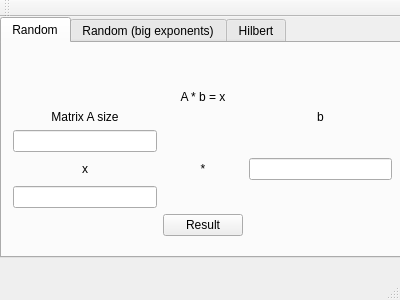
Old version of the form mainwindow.ui in the repository zperkowski/QtEan.
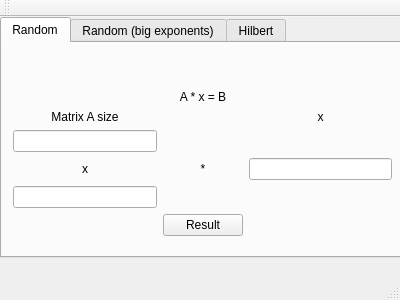
New version of the form.

Commit message: Generating an empty matrix and labels are corrected

Patch:
```diff
--- a/mainwindow.ui
+++ b/mainwindow.ui
@@ -85,7 +85,7 @@
        <item row="2" column="2">
         <widget class="QLabel" name="label_text_b">
          <property name="text">
-          <string>b</string>
+          <string>x</string>
          </property>
          <property name="alignment">
           <set>Qt::AlignCenter</set>
@@ -138,7 +138,7 @@
        <item row="1" column="1">
         <widget class="QLabel" name="label_text_formula">
          <property name="text">
-          <string>A * b = x</string>
+          <string>A * x = B</string>
          </property>
          <property name="alignment">
           <set>Qt::AlignCenter</set>
```
Left out of the diff: 20 changed lines with no effect on the pictures. The commit also changes 6 other files.
